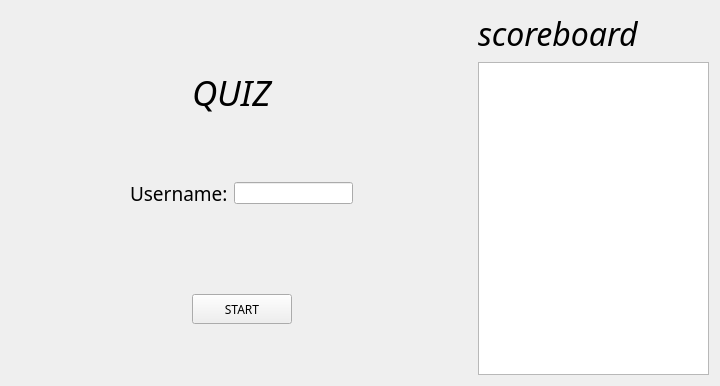
This is simpleAPK/simpleAPK/window.ui in bad63r/qt as Qt 5 draws it before an edit. The edited form follows.
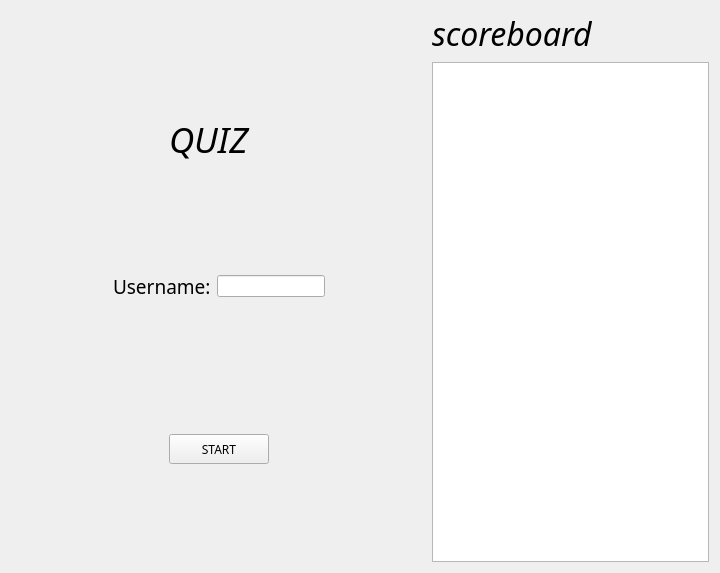
This is the edited form.

Commit message: displaying score database in tableView

```diff
--- a/simpleAPK/simpleAPK/window.ui
+++ b/simpleAPK/simpleAPK/window.ui
@@ -13,7 +13,7 @@
   <property name="windowTitle">
    <string>Window</string>
   </property>
-  <layout class="QHBoxLayout" name="horizontalLayout_4" stretch="2,1">
+  <layout class="QHBoxLayout" name="horizontalLayout_5" stretch="3,2">
    <item>
     <layout class="QVBoxLayout" name="verticalLayout" stretch="2,0,1,1">
      <item>
@@ -210,7 +210,21 @@
       </widget>
      </item>
      <item>
-      <widget class="QListView" name="listView"/>
+      <layout class="QHBoxLayout" name="horizontalLayout_4" stretch="0">
+       <property name="spacing">
+        <number>0</number>
+       </property>
+       <item>
+        <widget class="QTableView" name="tableView">
+         <property name="minimumSize">
+          <size>
+           <width>0</width>
+           <height>500</height>
+          </size>
+         </property>
+        </widget>
+       </item>
+      </layout>
      </item>
     </layout>
    </item>
```
The commit also changes 7 other files.
